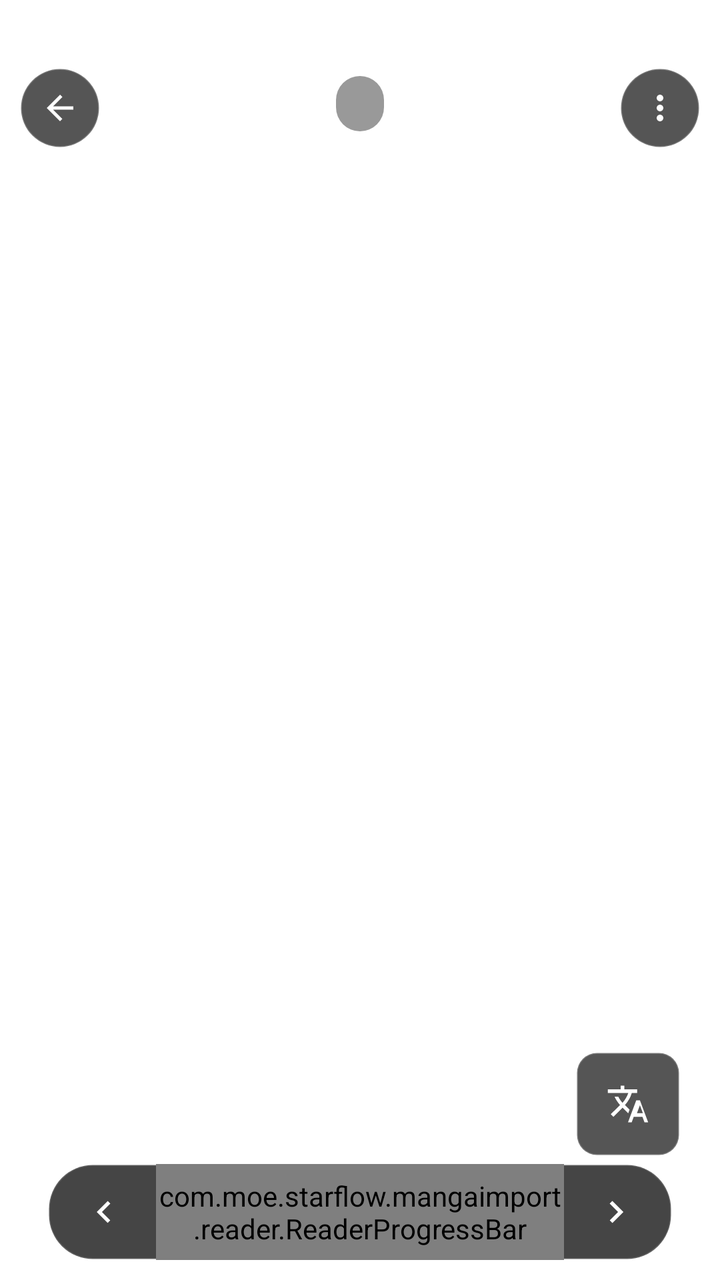
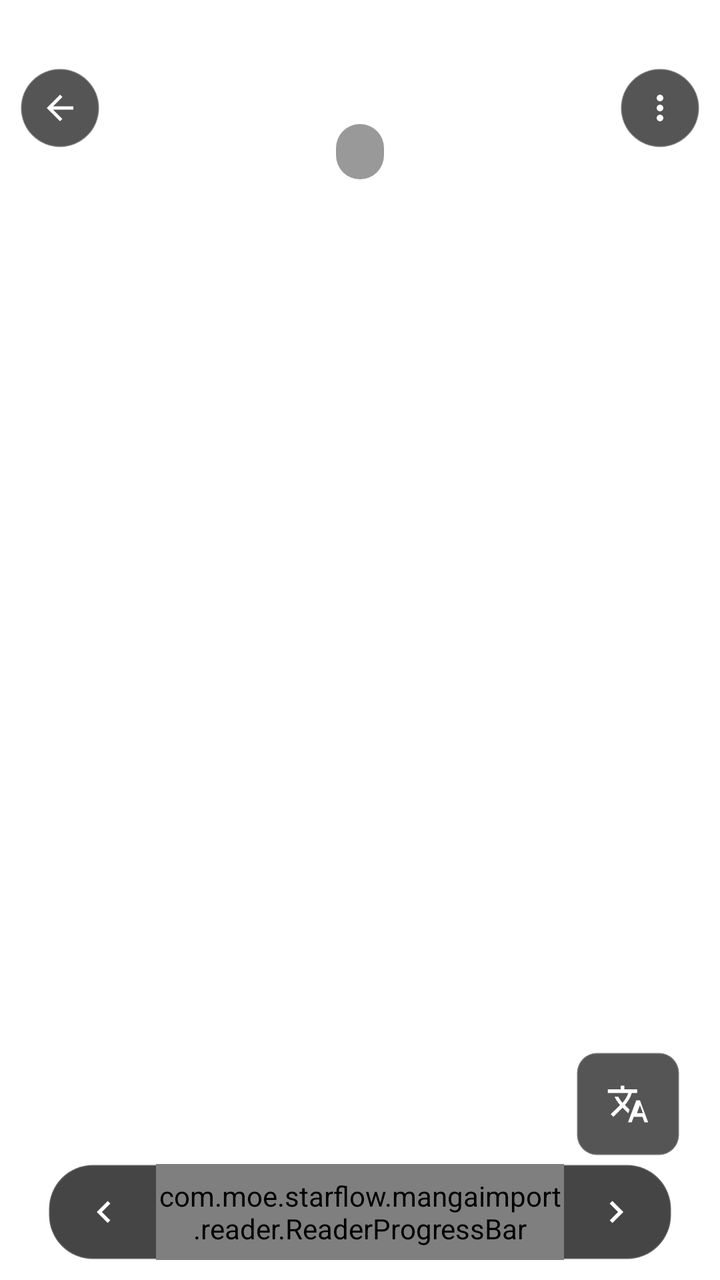

Two renders of the same Android screen: before a commit and after it. Below are the layout's source before the change and the commit's diff.
<!-- AndroidManifest.xml: activity theme Theme.MaterialComponents.DayNight.NoActionBar -->
<!-- res/layout/activity_novel_reader.xml -->
<?xml version="1.0" encoding="utf-8"?>
<FrameLayout
    xmlns:android="http://schemas.android.com/apk/res/android"
    xmlns:app="http://schemas.android.com/apk/res-auto"
    android:id="@+id/novel_root"
    android:layout_width="match_parent"
    android:layout_height="match_parent"
    android:background="#FFFFFF">

    
    <androidx.viewpager2.widget.ViewPager2
        android:id="@+id/novel_pager"
        android:layout_width="match_parent"
        android:layout_height="match_parent"/>

    
    <androidx.recyclerview.widget.RecyclerView
        android:id="@+id/novel_scroll"
        android:layout_width="match_parent"
        android:layout_height="match_parent"
        android:visibility="gone"/>

    
    <FrameLayout
        android:id="@+id/btn_back"
        android:layout_width="wrap_content"
        android:layout_height="wrap_content"
        android:layout_gravity="top|start"
        android:layout_marginStart="10dp"
        android:layout_marginTop="34dp"
        android:background="@drawable/bg_floating_btn_view"
        android:padding="10dp"
        android:clickable="true"
        android:contentDescription="@string/reader_back">

        <ImageView
            android:layout_width="20dp"
            android:layout_height="20dp"
            android:src="@drawable/ic_reader_back"
            android:contentDescription="@string/reader_back"/>
    </FrameLayout>

    
    <FrameLayout
        android:id="@+id/btn_menu"
        android:layout_width="wrap_content"
        android:layout_height="wrap_content"
        android:layout_gravity="top|end"
        android:layout_marginEnd="10dp"
        android:layout_marginTop="34dp"
        android:background="@drawable/bg_floating_btn_view"
        android:padding="10dp"
        android:clickable="true"
        android:contentDescription="@string/reader_tab_more">

        <ImageView
            android:layout_width="20dp"
            android:layout_height="20dp"
            android:src="@drawable/ic_reader_more"
            app:tint="#FFFFFF"
            android:contentDescription="@string/reader_tab_more"/>
    </FrameLayout>

    
    <LinearLayout
        android:id="@+id/top_pill"
        android:layout_width="wrap_content"
        android:layout_height="wrap_content"
        android:layout_gravity="top|center_horizontal"
        android:layout_marginStart="64dp"
        android:layout_marginEnd="64dp"
        android:layout_marginTop="38dp"
        android:background="@drawable/bg_pill_dark"
        android:gravity="center_vertical"
        android:orientation="horizontal"
        android:paddingStart="12dp"
        android:paddingTop="5dp"
        android:paddingEnd="12dp"
        android:paddingBottom="5dp"
        android:clickable="true"
        android:contentDescription="@string/novel_toc">

        
        <TextView
            android:id="@+id/tv_page_indicator"
            android:layout_width="wrap_content"
            android:layout_height="wrap_content"
            android:maxWidth="150dp"
            android:singleLine="true"
            android:ellipsize="end"
            android:textColor="#FFFFFF"
            android:textSize="13sp"/>

        
        <TextView
            android:id="@+id/tv_page_counter"
            android:layout_width="wrap_content"
            android:layout_height="wrap_content"
            android:singleLine="true"
            android:textColor="#FFFFFF"
            android:textSize="13sp"/>
    </LinearLayout>

    
    <LinearLayout
        android:id="@+id/bottom_progress"
        android:layout_width="match_parent"
        android:layout_height="48dp"
        android:layout_gravity="bottom"
        android:orientation="horizontal"
        android:gravity="center_vertical"
        android:background="@drawable/bg_progress_pill"
        android:layout_marginStart="24dp"
        android:layout_marginEnd="24dp"
        android:layout_marginBottom="10dp"
        android:paddingStart="6dp"
        android:paddingEnd="6dp">

        <FrameLayout
            android:id="@+id/btn_prev"
            android:layout_width="44dp"
            android:layout_height="match_parent"
            android:gravity="center"
            android:clickable="true"
            android:contentDescription="@string/novel_prev_chapter">

            <ImageView
                android:layout_width="22dp"
                android:layout_height="22dp"
                android:layout_gravity="center"
                android:src="@drawable/ic_reader_prev"
                android:contentDescription="@string/novel_prev_chapter"/>
        </FrameLayout>

        <com.moe.starflow.mangaimport.reader.ReaderProgressBar
            android:id="@+id/novel_progress"
            android:layout_width="0dp"
            android:layout_height="match_parent"
            android:layout_weight="1"
            android:layout_gravity="center_vertical"
            android:layout_marginHorizontal="4dp"/>

        <FrameLayout
            android:id="@+id/btn_next"
            android:layout_width="44dp"
            android:layout_height="match_parent"
            android:gravity="center"
            android:clickable="true"
            android:contentDescription="@string/novel_next_chapter">

            <ImageView
                android:layout_width="22dp"
                android:layout_height="22dp"
                android:layout_gravity="center"
                android:src="@drawable/ic_reader_next"
                android:contentDescription="@string/novel_next_chapter"/>
        </FrameLayout>
    </LinearLayout>

    
    <LinearLayout
        android:id="@+id/translate_group"
        android:layout_width="wrap_content"
        android:layout_height="wrap_content"
        android:layout_gravity="bottom|end"
        android:layout_marginEnd="20dp"
        android:layout_marginBottom="62dp"
        android:orientation="horizontal"
        android:gravity="center"
        android:padding="6dp"
        android:background="@drawable/bg_reader_translate_group">

        
        <TextView
            android:id="@+id/tv_translate_action"
            android:layout_width="wrap_content"
            android:layout_height="wrap_content"
            android:layout_marginStart="10dp"
            android:layout_marginEnd="2dp"
            android:gravity="center_vertical"
            android:maxLines="1"
            android:textColor="#FFFFFF"
            android:textSize="13sp"
            android:visibility="gone" />

        
        <FrameLayout
            android:id="@+id/btn_clear_translate"
            android:layout_width="40dp"
            android:layout_height="40dp"
            android:gravity="center"
            android:clickable="true"
            android:visibility="gone"
            android:contentDescription="@string/reader_clear_selection_desc">
            <ImageView
                android:layout_width="22dp"
                android:layout_height="22dp"
                android:layout_gravity="center"
                android:src="@drawable/ic_action_delete"
                app:tint="#FFFFFF"
                android:contentDescription="@string/reader_clear_selection_desc"/>
        </FrameLayout>

        <FrameLayout
            android:id="@+id/btn_toggle_translate"
            android:layout_width="40dp"
            android:layout_height="40dp"
            android:gravity="center"
            android:clickable="true"
            android:visibility="gone"
            android:contentDescription="@string/reader_toggle_desc">
            <ImageView
                android:id="@+id/iv_toggle_translate"
                android:layout_width="22dp"
                android:layout_height="22dp"
                android:layout_gravity="center"
                android:src="@drawable/ic_display_bilingual"
                app:tint="#FFFFFF"
                android:contentDescription="@string/reader_toggle_desc"/>
        </FrameLayout>

        <FrameLayout
            android:id="@+id/btn_fail_translate"
            android:layout_width="40dp"
            android:layout_height="40dp"
            android:gravity="center"
            android:clickable="true"
            android:visibility="gone"
            android:contentDescription="@string/reader_translate_failed_badge">
            <ImageView
                android:id="@+id/iv_fail_translate"
                android:layout_width="22dp"
                android:layout_height="22dp"
                android:layout_gravity="center"
                android:src="@drawable/ic_reader_warn"
                app:tint="#FF8A80"
                android:contentDescription="@string/reader_translate_failed_badge"/>
        </FrameLayout>

        <FrameLayout
            android:id="@+id/btn_translate"
            android:layout_width="40dp"
            android:layout_height="40dp"
            android:gravity="center"
            android:clickable="true"
            android:contentDescription="@string/reader_tab_translate">
            <ImageView
                android:id="@+id/iv_translate"
                android:layout_width="22dp"
                android:layout_height="22dp"
                android:layout_gravity="center"
                android:src="@drawable/ic_reader_translate"
                app:tint="#FFFFFF"
                android:contentDescription="@string/reader_tab_translate"/>
        </FrameLayout>
    </LinearLayout>

    
    <TextView
        android:id="@+id/novel_status"
        android:layout_width="match_parent"
        android:layout_height="wrap_content"
        android:layout_gravity="center"
        android:gravity="center"
        android:padding="16dp"
        android:textSize="14sp"
        android:visibility="gone" />

</FrameLayout>
<!-- resources referenced by this layout -->
<resources>
  <!-- drawable bg_floating_btn_view (drawable) -->
  <selector xmlns:android="http://schemas.android.com/apk/res/android">
      <item android:drawable="@drawable/bg_floating_btn" android:state_pressed="false"/>
      <item android:drawable="@drawable/bg_floating_btn_pressed"/>
  </selector>
  <!-- drawable bg_pill_dark (drawable) -->
  <shape xmlns:android="http://schemas.android.com/apk/res/android"
      android:shape="rectangle">
      <corners android:radius="12dp" />
      <solid android:color="#66000000" />
  </shape>
  <!-- drawable bg_progress_pill (drawable) -->
  <shape xmlns:android="http://schemas.android.com/apk/res/android"
      android:shape="rectangle">
      <corners android:radius="22dp" />
      <solid android:color="#E8333333" />
      <stroke android:width="1dp" android:color="#26FFFFFF" />
  </shape>
  <!-- drawable bg_reader_translate_group (drawable) -->
  <?xml version="1.0" encoding="utf-8"?>
  <shape xmlns:android="http://schemas.android.com/apk/res/android"
      android:shape="rectangle">
      <solid android:color="#AA000000"/>
      <stroke android:width="1dp" android:color="#33FFFFFF"/>
      <corners android:radius="10dp"/>
  </shape>
  <!-- drawable ic_action_delete (drawable) -->
  <vector xmlns:android="http://schemas.android.com/apk/res/android"
      android:width="20dp"
      android:height="20dp"
      android:viewportWidth="24"
      android:viewportHeight="24">
      
      <path
          android:fillColor="#E53935"
          android:pathData="M6,19c0,1.1 0.9,2 2,2h8c1.1,0 2,-0.9 2,-2V7H6v12zM19,4h-3.5l-1,-1h-5l-1,1H5v2h14V4z"/>
  </vector>
  <!-- drawable ic_reader_back (drawable) -->
  <vector xmlns:android="http://schemas.android.com/apk/res/android" android:width="24dp" android:height="24dp" android:viewportWidth="24" android:viewportHeight="24">
    <path android:fillColor="#FFFFFFFF" android:pathData="M20,11H7.83l5.59,-5.59L12,4l-8,8 8,8 1.41,-1.41L7.83,13H20v-2z"/>
  </vector>
  <!-- drawable ic_reader_next (drawable) -->
  <vector xmlns:android="http://schemas.android.com/apk/res/android" android:width="22dp" android:height="22dp" android:viewportWidth="24" android:viewportHeight="24">
    <path android:fillColor="#FFFFFFFF" android:pathData="M8.59,16.59L13.17,12 8.59,7.41 10,6l6,6 -6,6z"/>
  </vector>
  <!-- drawable ic_reader_prev (drawable) -->
  <vector xmlns:android="http://schemas.android.com/apk/res/android" android:width="22dp" android:height="22dp" android:viewportWidth="24" android:viewportHeight="24">
    <path android:fillColor="#FFFFFFFF" android:pathData="M15.41,16.59L10.83,12l4.58,-4.59L14,6l-6,6 6,6z"/>
  </vector>
  <string name="novel_next_chapter">Next chapter</string>
  <string name="novel_prev_chapter">Previous chapter</string>
  <string name="novel_toc">Contents</string>
  <string name="reader_back">Back</string>
  <string name="reader_clear_selection_desc">Clear translation of selected paragraphs</string>
  <string name="reader_tab_more">More</string>
  <string name="reader_tab_translate">Translate</string>
  <string name="reader_toggle_desc">Toggle translated/original/plain</string>
  <string name="reader_translate_failed_badge">Translation failed</string>
  <!-- drawable bg_floating_btn (drawable) -->
  <shape xmlns:android="http://schemas.android.com/apk/res/android" android:shape="oval">
      <solid android:color="#AA000000" />
      <stroke android:width="1dp" android:color="#33FFFFFF" />
  </shape>
  <!-- drawable bg_floating_btn_pressed (drawable) -->
  <shape xmlns:android="http://schemas.android.com/apk/res/android" android:shape="oval">
      <solid android:color="#66FFFFFF" />
      <stroke android:width="1dp" android:color="#55FFFFFF" />
  </shape>
  <!-- unchanged entries left out for length: 4 -->
</resources>

<!-- the commit's change to res/layout/activity_novel_reader.xml (unified diff, before → after) -->
@@ -69,7 +69,7 @@
         android:layout_gravity="top|center_horizontal"
         android:layout_marginStart="64dp"
         android:layout_marginEnd="64dp"
-        android:layout_marginTop="38dp"
+        android:layout_marginTop="62dp"
         android:background="@drawable/bg_pill_dark"
         android:gravity="center_vertical"
         android:orientation="horizontal"
